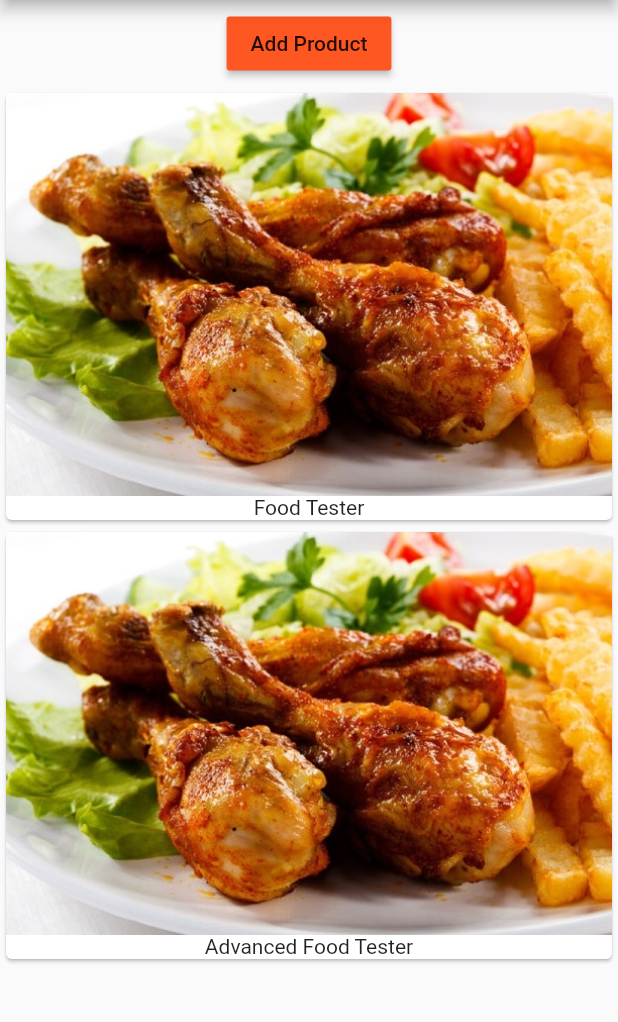
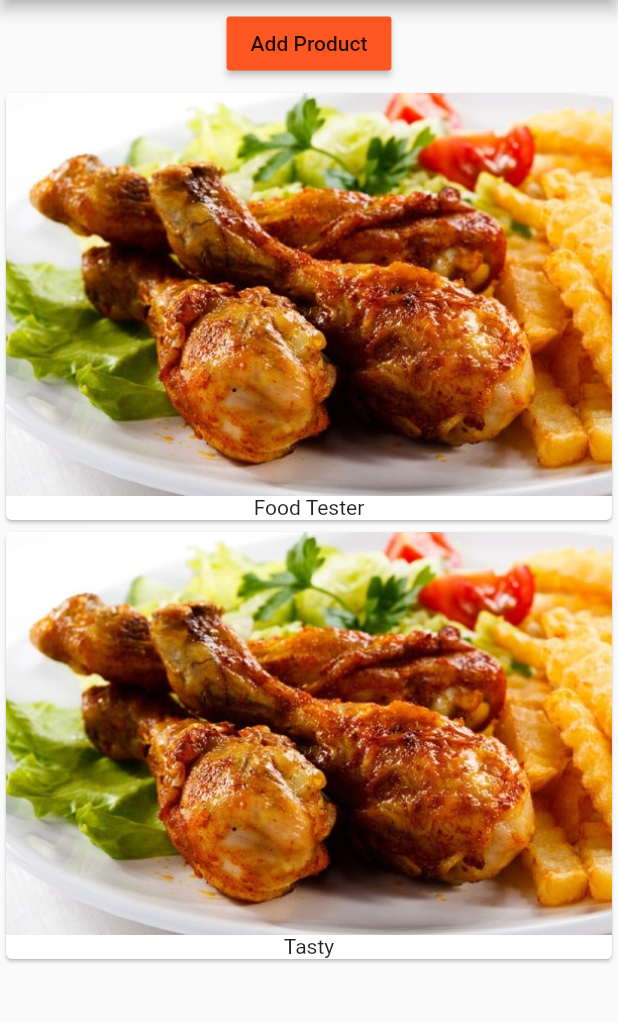
Before and after one commit to ylruiz/flutter, a Flutter app: the screen it shows after launch, after a tap on "Add Product", on a phone screen of 412 x 824 dp, the part 84-1106 px from its top. Run offline on Flutter 3.47's test engine with Material 2 defaults, Android fonts, the light colour scheme and no system bars.

Commit message:
Updating flutter_course(Using Function Reference)

```diff
--- /dev/null
+++ b/flutter_course/lib/product_control.dart
@@ -0,0 +1,17 @@
+import 'package:flutter/material.dart';
+
+class ProductControl extends StatelessWidget {
+  final Function addProduct;
+
+  ProductControl(this.addProduct);
+
+  @override
+  Widget build(BuildContext context) {
+    return RaisedButton(
+            color: Theme.of(context).primaryColor,
+            child: Text('Add Product'),
+            onPressed: () {
+              addProduct('Tasty');
+            });
+  }
+}
--- a/flutter_course/lib/product_manager.dart
+++ b/flutter_course/lib/product_manager.dart
@@ -1,6 +1,7 @@
 import 'package:flutter/material.dart';
 
 import 'products.dart';
+import 'product_control.dart';
 
 class ProductManager extends StatefulWidget {
   final String startingProduct;
@@ -32,18 +33,17 @@ class _ProductManagerState extends State<ProductManager> {
     super.didUpdateWidget(oldWidget);
   }
 
+  void _addProduct(String product) {
+    setState(() => _products.add(product));
+  }
+
   @override
   Widget build(BuildContext context) {
     print('[ProductManager State] build()');
     return Column(children: [
       Container(
         margin: EdgeInsets.all(5.0),
-        child: RaisedButton(
-            color: Theme.of(context).primaryColor,
-            child: Text('Add Product'),
-            onPressed: () {
-              setState(() => _products.add('Advanced Food Tester'));
-            }),
+        child: ProductControl(_addProduct),
       ),
       Products(_products)
     ]);
```
Also changed, not shown: 1 other file.
